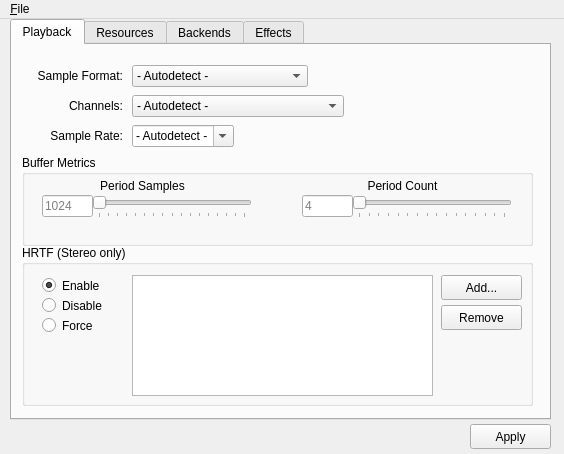
The window that libs/openal-soft/utils/alsoft-config/mainwindow.ui (love2d/megasource) describes before a commit, drawn with Qt 5.
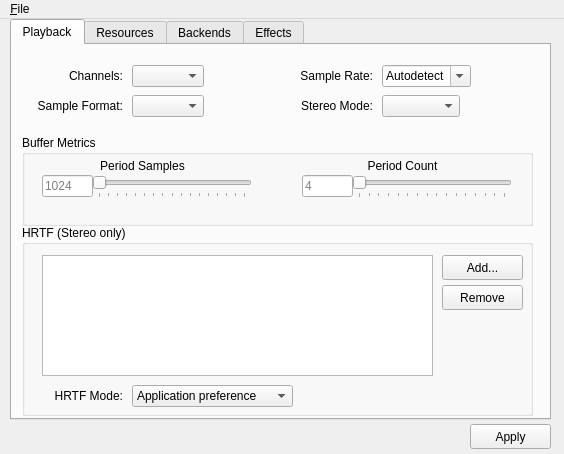
The same window after the commit. Icons and pictures are not drawn.

The edit to the form file:
```diff
--- a/libs/openal-soft/utils/alsoft-config/mainwindow.ui
+++ b/libs/openal-soft/utils/alsoft-config/mainwindow.ui
@@ -57,8 +57,8 @@
       <property name="geometry">
        <rect>
         <x>120</x>
-        <y>20</y>
-        <width>188</width>
+        <y>50</y>
+        <width>78</width>
         <height>22</height>
        </rect>
       </property>
@@ -69,52 +69,12 @@
       <property name="sizeAdjustPolicy">
        <enum>QComboBox::AdjustToContents</enum>
       </property>
-      <item>
-       <property name="text">
-        <string>- Autodetect -</string>
-       </property>
-      </item>
-      <item>
-       <property name="text">
-        <string>int8 - signed 8-bit int</string>
-       </property>
-      </item>
-      <item>
-       <property name="text">
-        <string>uint8 - unsigned 8-bit int</string>
-       </property>
-      </item>
-      <item>
-       <property name="text">
-        <string>int16 - signed 16-bit int</string>
-       </property>
-      </item>
-      <item>
-       <property name="text">
-        <string>uint16 - unsigned 16-bit int</string>
-       </property>
-      </item>
-      <item>
-       <property name="text">
-        <string>int32 - signed 32-bit int</string>
-       </property>
-      </item>
-      <item>
-       <property name="text">
-        <string>uint32 - unsigned 32-bit int</string>
-       </property>
-      </item>
-      <item>
-       <property name="text">
-        <string>float32 - 32-bit float</string>
-       </property>
-      </item>
      </widget>
      <widget class="QLabel" name="label_5">
       <property name="geometry">
        <rect>
         <x>10</x>
-        <y>20</y>
+        <y>50</y>
         <width>101</width>
         <height>21</height>
        </rect>
@@ -130,7 +90,7 @@
       <property name="geometry">
        <rect>
         <x>10</x>
-        <y>50</y>
+        <y>20</y>
         <width>101</width>
         <height>21</height>
        </rect>
@@ -146,8 +106,8 @@
       <property name="geometry">
        <rect>
         <x>120</x>
-        <y>50</y>
-        <width>227</width>
+        <y>20</y>
+        <width>78</width>
         <height>22</height>
        </rect>
       </property>
@@ -159,48 +119,13 @@
       <property name="sizeAdjustPolicy">
        <enum>QComboBox::AdjustToContents</enum>
       </property>
-      <item>
-       <property name="text">
-        <string>- Autodetect -</string>
-       </property>
-      </item>
-      <item>
-       <property name="text">
-        <string>mono - 1-channel Mono</string>
-       </property>
-      </item>
-      <item>
-       <property name="text">
-        <string>stereo - 2-channel Stereo</string>
-       </property>
-      </item>
-      <item>
-       <property name="text">
-        <string>quad - 4-channel Quadraphonic</string>
-       </property>
-      </item>
-      <item>
-       <property name="text">
-        <string>surround51 - 5.1 Surround Sound</string>
-       </property>
-      </item>
-      <item>
-       <property name="text">
-        <string>surround61 - 6.1 Surround Sound</string>
-       </property>
-      </item>
-      <item>
-       <property name="text">
-        <string>surround71 - 7.1 Surround Sound</string>
-       </property>
-      </item>
      </widget>
      <widget class="QComboBox" name="sampleRateCombo">
       <property name="geometry">
        <rect>
-        <x>120</x>
-        <y>80</y>
-        <width>111</width>
+        <x>370</x>
+        <y>20</y>
+        <width>96</width>
         <height>22</height>
        </rect>
       </property>
@@ -218,42 +143,7 @@
       </property>
       <item>
        <property name="text">
-        <string>- Autodetect -</string>
-       </property>
-      </item>
-      <item>
-       <property name="text">
-        <string>96000</string>
-       </property>
-      </item>
-      <item>
-       <property name="text">
-        <string>48000</string>
-       </property>
-      </item>
-      <item>
-       <property name="text">
-        <string>44100</string>
-       </property>
-      </item>
-      <item>
-       <property name="text">
-        <string>32000</string>
-       </property>
-      </item>
-      <item>
-       <property name="text">
-        <string>22050</string>
-       </property>
-      </item>
-      <item>
-       <property name="text">
-        <string>16000</string>
-       </property>
-      </item>
-      <item>
-       <property name="text">
-        <string>11025</string>
+        <string>Autodetect</string>
        </property>
       </item>
       <item>
@@ -265,9 +155,9 @@
      <widget class="QLabel" name="label_7">
       <property name="geometry">
        <rect>
-        <x>10</x>
-        <y>80</y>
-        <width>101</width>
+        <x>280</x>
+        <y>20</y>
+        <width>81</width>
         <height>21</height>
        </rect>
       </property>
@@ -282,73 +172,20 @@
       <property name="geometry">
        <rect>
         <x>10</x>
-        <y>200</y>
+        <y>180</y>
         <width>511</width>
-        <height>161</height>
+        <height>191</height>
        </rect>
       </property>
       <property name="title">
        <string>HRTF (Stereo only)</string>
       </property>
-      <widget class="QRadioButton" name="hrtfEnableButton">
-       <property name="geometry">
-        <rect>
-         <x>20</x>
-         <y>30</y>
-         <width>71</width>
-         <height>21</height>
-        </rect>
-       </property>
-       <property name="toolTip">
-        <string>Allows applications to request HRTF mixing.</string>
-       </property>
-       <property name="text">
-        <string>Enable</string>
-       </property>
-       <property name="checked">
-        <bool>true</bool>
-       </property>
-      </widget>
-      <widget class="QRadioButton" name="hrtfDisableButton">
-       <property name="geometry">
-        <rect>
-         <x>20</x>
-         <y>50</y>
-         <width>71</width>
-         <height>21</height>
-        </rect>
-       </property>
-       <property name="toolTip">
-        <string>Does not allow HRTF mixing, even when requested.</string>
-       </property>
-       <property name="text">
-        <string>Disable</string>
-       </property>
-      </widget>
-      <widget class="QRadioButton" name="hrtfForceButton">
-       <property name="geometry">
-        <rect>
-         <x>20</x>
-         <y>70</y>
-         <width>71</width>
-         <height>21</height>
-        </rect>
-       </property>
-       <property name="toolTip">
-        <string>Attempts to force HRTF mixing, even if applications request not
-to do it. This may override the channel configuration and
-sample rate.</string>
-       </property>
-       <property name="text">
-        <string>Force</string>
-       </property>
-      </widget>
       <widget class="QListWidget" name="hrtfFileList">
        <property name="geometry">
         <rect>
-         <x>110</x>
+         <x>20</x>
          <y>30</y>
-         <width>301</width>
+         <width>391</width>
          <height>121</height>
         </rect>
        </property>
@@ -378,7 +215,7 @@
       <widget class="QPushButton" name="hrtfAddButton">
        <property name="geometry">
         <rect>
-         <x>419</x>
+         <x>420</x>
          <y>30</y>
          <width>81</width>
          <height>25</height>
@@ -399,7 +236,7 @@
       <widget class="QPushButton" name="hrtfRemoveButton">
        <property name="geometry">
         <rect>
-         <x>419</x>
+         <x>420</x>
          <y>60</y>
          <width>81</width>
          <height>25</height>
@@ -414,12 +251,56 @@
         </iconset>
        </property>
       </widget>
+      <widget class="QComboBox" name="hrtfStateComboBox">
+       <property name="geometry">
+        <rect>
+         <x>110</x>
+         <y>160</y>
+         <width>161</width>
+         <height>22</height>
+        </rect>
+       </property>
+       <property name="sizeAdjustPolicy">
+        <enum>QComboBox::AdjustToContentsOnFirstShow</enum>
+       </property>
+       <item>
+        <property name="text">
+         <string>Application preference</string>
+        </property>
+       </item>
+       <item>
+        <property name="text">
+         <string>Force on</string>
+        </property>
+       </item>
+       <item>
+        <property name="text">
+         <string>Force off</string>
+        </property>
+       </item>
+      </widget>
+      <widget class="QLabel" name="label_15">
+       <property name="geometry">
+        <rect>
+         <x>30</x>
+         <y>160</y>
+         <width>71</width>
+         <height>21</height>
+        </rect>
+       </property>
+       <property name="text">
+        <string>HRTF Mode:</string>
+       </property>
+       <property name="alignment">
+        <set>Qt::AlignRight|Qt::AlignTrailing|Qt::AlignVCenter</set>
+       </property>
+      </widget>
      </widget>
      <widget class="QGroupBox" name="groupBox_3">
       <property name="geometry">
        <rect>
         <x>10</x>
-        <y>110</y>
+        <y>90</y>
         <width>511</width>
         <height>91</height>
        </rect>
@@ -590,6 +471,37 @@
        </widget>
       </widget>
      </widget>
+     <widget class="QLabel" name="label_14">
+      <property name="geometry">
+       <rect>
+        <x>280</x>
+        <y>50</y>
+        <width>81</width>
+        <height>21</height>
+       </rect>
+      </property>
+      <property name="text">
+       <string>Stereo Mode:</string>
+      </property>
+      <property name="alignment">
+       <set>Qt::AlignRight|Qt::AlignTrailing|Qt::AlignVCenter</set>
+      </property>
+     </widget>
+     <widget class="QComboBox" name="stereoModeCombo">
+      <property name="geometry">
+       <rect>
+        <x>370</x>
+        <y>50</y>
+        <width>78</width>
+        <height>22</height>
+       </rect>
+      </property>
+      <property name="toolTip">
+       <string>How to treat stereo output. As headphones, HRTF or crossfeed
+filters may be used to improve binaural quality, which may not
+otherwise be suitable for speakers.</string>
+      </property>
+     </widget>
     </widget>
     <widget class="QWidget" name="tab_2">
      <attribute name="title">
```
Left out of the diff: 171 changed lines with no effect on the pictures.
